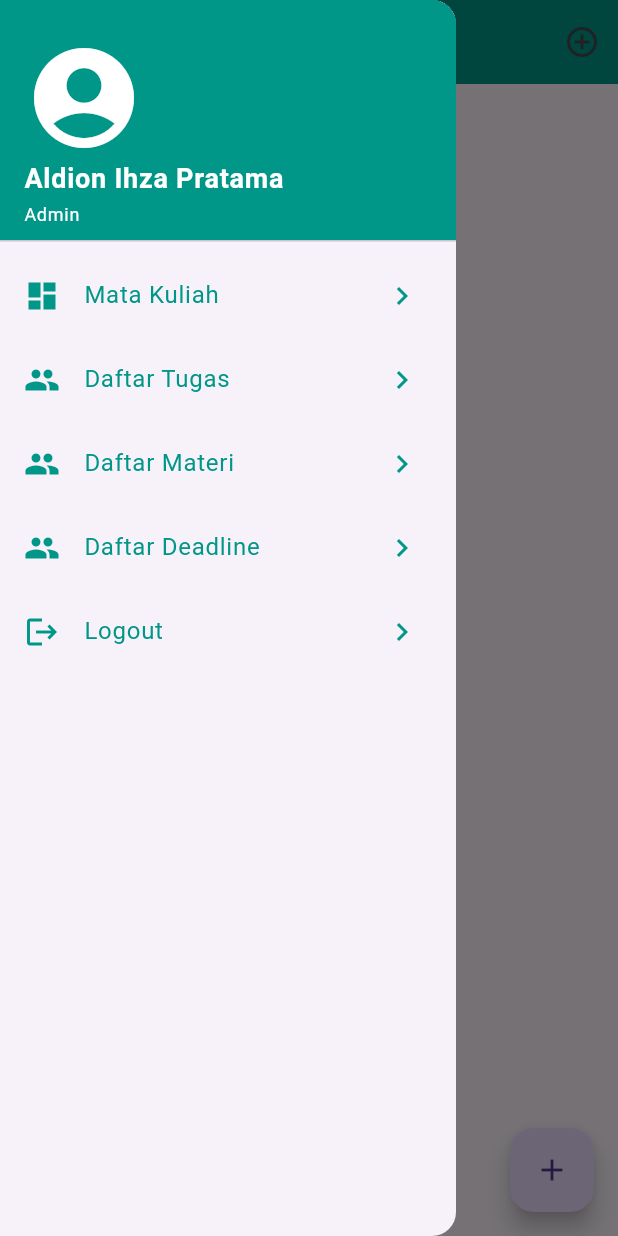
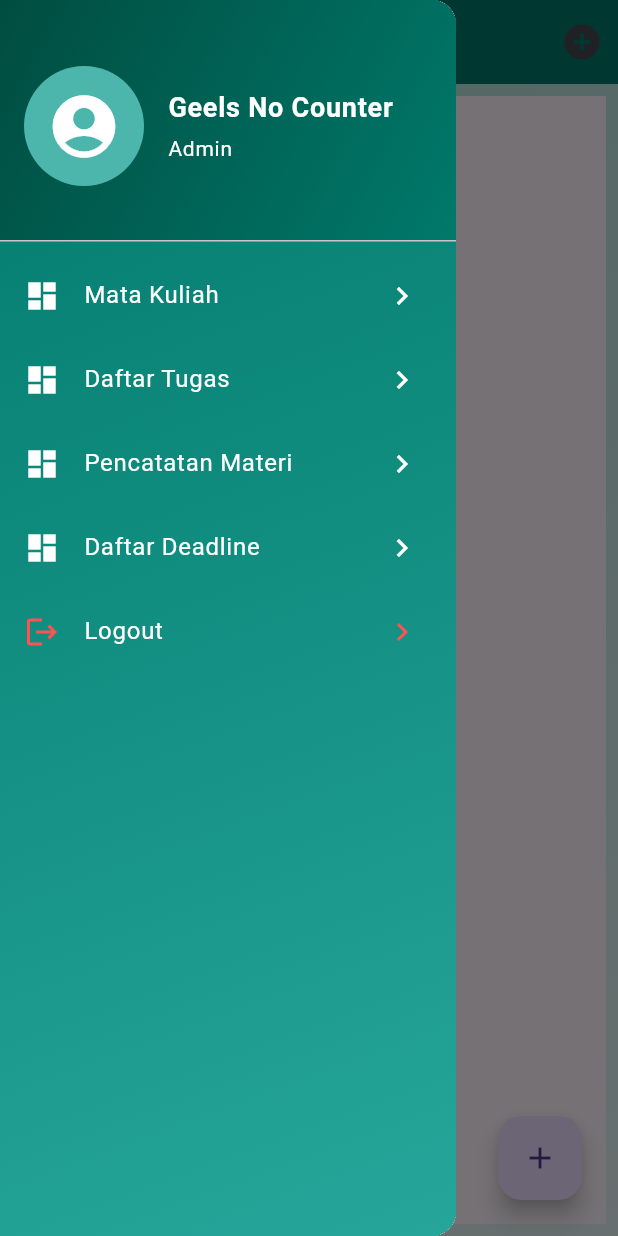
Before and after one commit to lioneladitya/aplikasi-jadwal-kuliah, a Flutter app: the DashboardAdmin screen opened directly, with the side drawer open, on a phone screen of 412 x 824 dp. Run offline on Flutter 3.47's test engine with Material 3 defaults, Android fonts, the phone set to English and light mode, and no system bars; our stand-ins replace cloud_firestore, firebase_auth, firebase_core, get; accounts and stored records are empty; network calls fail.

```diff
--- a/lib/app/modules/home/views/home_view.dart
+++ b/lib/app/modules/home/views/home_view.dart
@@ -8,9 +8,7 @@ import 'package:myapp/app/modules/mahasiswa/views/mahasiswa_view.dart';
 
 import '../controllers/home_controller.dart';
 
-class HomeView extends GetView<HomeController> {
-  final cAuth = Get.find<AuthController>();
-
+class HomeView extends StatelessWidget {
   @override
   Widget build(BuildContext context) {
     return DashboardAdmin();
@@ -25,140 +23,150 @@ class DashboardAdmin extends StatefulWidget {
 }
 
 class _DashboardAdminState extends State<DashboardAdmin> {
-  final cAuth = Get.find<AuthController>();
-  int _index = 0;
-
-  // Daftar tampilan yang akan ditampilkan berdasarkan tab
-  List<Map> _fragment = [
+  final List<Map> _fragment = [
     {
-      'title': 'MATA KULIAH',
-      'view': (context) => MahasiswaView(type: 'mata_kuliah'), // Tambahkan parameter 'type'
-      'add': () => MahasiswaAddView(type: 'mata_kuliah'), // Tambahkan parameter 'type'
+      'title': 'Mata Kuliah',
+      'view': (context) => MahasiswaView(type: 'mata_kuliah'), // Replace with your MahasiswaView
+      'add': () => MahasiswaAddView(type: 'mata_kuliah'), // Replace with your MahasiswaAddView
     },
     {
       'title': 'Daftar Tugas',
-      'view': (context) => MahasiswaView(type: 'tugas'), // Menampilkan data tugas
-      'add': () => MahasiswaAddView(type: 'tugas'), // Menambahkan data tugas
+      'view': (context) => MahasiswaView(type: 'tugas'), // Replace with your MahasiswaView
+      'add': () => MahasiswaAddView(type: 'tugas'), // Replace with your MahasiswaAddView
     },
     {
       'title': 'Pencatatan Materi',
-      'view': (context) => MahasiswaView(type: 'materi'), // Menampilkan data materi
-      'add': () => MahasiswaAddView(type: 'materi'), // Menambahkan data materi
+      'view': (context) => MahasiswaView(type: 'materi'), // Replace with your MahasiswaView
+      'add': () => MahasiswaAddView(type: 'materi'), // Replace with your MahasiswaAddView
     },
     {
       'title': 'Daftar Deadline',
-      'view': (context) => MahasiswaView(type: 'deadline'), // Menampilkan data deadline
-      'add': () => MahasiswaAddView(type: 'deadline'), // Menambahkan data deadline
+      'view': (context) => MahasiswaView(type: 'deadline'), // Replace with your MahasiswaView
+      'add': () => MahasiswaAddView(type: 'deadline'), // Replace with your MahasiswaAddView
     },
   ];
+
+  int _index = 0;
 
   @override
   Widget build(BuildContext context) {
     return Scaffold(
-      drawer: drawer(),
+      drawer: _buildDrawer(),
       appBar: AppBar(
-        backgroundColor: Colors.teal,
-        titleSpacing: 0,
-        title: Text(_fragment[_index]['title']),
+        elevation: 0,
+        backgroundColor: Colors.teal.shade700,
+        title: Text(
+          _fragment[_index]['title'],
+          style: TextStyle(fontWeight: FontWeight.w600),
+        ),
         actions: [
           IconButton(
-            onPressed: () => Get.to(_fragment[_index]['add']),
-            icon: Icon(Icons.add_circle_outline),
+            tooltip: "Add New",
+            onPressed: () => Get.to(_fragment[_index]['add']()),
+            icon: Icon(Icons.add_circle, size: 28),
           ),
         ],
       ),
-      body: _fragment[_index]['view'](context), // Menyesuaikan dengan fungsi
+      body: Container(
+        decoration: BoxDecoration(
+          gradient: LinearGradient(
+            colors: [Colors.teal.shade100, Colors.teal.shade50],
+            begin: Alignment.topLeft,
+            end: Alignment.bottomRight,
+          ),
+        ),
+        child: Padding(
+          padding: const EdgeInsets.all(8.0),
+          child: _fragment[_index]['view'](context),
+        ),
+      ),
     );
   }
 
-  Widget drawer() {
+  Widget _buildDrawer() {
     return Drawer(
+      child: Container(
+        decoration: BoxDecoration(
+          gradient: LinearGradient(
+            colors: [Colors.teal.shade700, Colors.teal.shade400],
+            begin: Alignment.topLeft,
+            end: Alignment.bottomRight,
+          ),
+        ),
         child: ListView(
           children: [
             DrawerHeader(
               decoration: BoxDecoration(
-              color: Colors.teal,
+                gradient: LinearGradient(
+                  colors: [Colors.teal.shade900, Colors.teal.shade700],
+                  begin: Alignment.topLeft,
+                  end: Alignment.bottomRight,
                 ),
-            child: Column(
-              mainAxisAlignment: MainAxisAlignment.end,
+              ),
+              child: Row(
+                crossAxisAlignment: CrossAxisAlignment.center,
+                children: [
+                  CircleAvatar(
+                    radius: 40,
+                    backgroundColor: Colors.teal.shade300,
+                    child: Icon(
+                      Icons.account_circle,
+                      size: 50,
+                      color: Colors.white,
+                    ),
+                  ),
+                  SizedBox(width: 16),
+                  Column(
+                    mainAxisAlignment: MainAxisAlignment.center,
                     crossAxisAlignment: CrossAxisAlignment.start,
                     children: [
-                Icon(
-                  Icons.account_circle,
-                  size: 80,
-                  color: Colors.white,
-                ),
                       Text(
-                  "Aldion Ihza Pratama",
+                        "Geels No Counter",
                         style: TextStyle(
                           fontSize: 18,
                           fontWeight: FontWeight.bold,
-                      color: Colors.white),
+                          color: Colors.white,
                         ),
-                SizedBox(height: 2),
+                      ),
+                      SizedBox(height: 4),
                       Text(
                         'Admin',
-                  style: TextStyle(fontSize: 12, color: Colors.white),
+                        style: TextStyle(fontSize: 14, color: Colors.white),
+                      ),
+                    ],
                   ),
                 ],
               ),
             ),
-          ListTile(
+            ...List.generate(
+              _fragment.length,
+              (i) => ListTile(
                 onTap: () {
-              setState(() => _index = 0);
+                  setState(() => _index = i);
                   Get.back();
                 },
-            leading: Icon(Icons.dashboard),
-            title: Text('Mata Kuliah'),
-            trailing: Icon(Icons.navigate_next),
-            iconColor: Colors.teal,
-            textColor: Colors.teal,
+                leading: Icon(Icons.dashboard, color: Colors.white),
+                title: Text(
+                  _fragment[i]['title'],
+                  style: TextStyle(color: Colors.white),
                 ),
-          ListTile(
-            onTap: () {
-              setState(() => _index = 1);
-              Get.back();
-            },
-            leading: Icon(Icons.people),
-            title: Text('Daftar Tugas'),
-            trailing: Icon(Icons.navigate_next),
-            iconColor: Colors.teal,
-            textColor: Colors.teal,
+                trailing: Icon(Icons.navigate_next, color: Colors.white),
               ),
-          ListTile(
-            onTap: () {
-              setState(() => _index = 2);
-              Get.back();
-            },
-            leading: Icon(Icons.people),
-            title: Text('Daftar Materi'),
-            trailing: Icon(Icons.navigate_next),
-            iconColor: Colors.teal,
-            textColor: Colors.teal,
-          ),
-          ListTile(
-            onTap: () {
-              setState(() => _index = 3);
-              Get.back();
-            },
-            leading: Icon(Icons.people),
-            title: Text('Daftar Deadline'),
-            trailing: Icon(Icons.navigate_next),
-            iconColor: Colors.teal,
-            textColor: Colors.teal,
             ),
             ListTile(
               onTap: () {
                 Get.back();
-              cAuth.logout();
+                // Add logout logic here
               },
-            leading: Icon(Icons.logout),
-            title: Text('Logout'),
-            trailing: Icon(Icons.navigate_next),
-            iconColor: Colors.teal,
-            textColor: Colors.teal,
+              leading: Icon(Icons.logout, color: Colors.redAccent),
+              title: Text(
+                'Logout',
+                style: TextStyle(color: Colors.white),
+              ),
+              trailing: Icon(Icons.navigate_next, color: Colors.redAccent),
             ),
           ],
+        ),
       ),
     );
   }
```
Lines whose indentation alone changed are shown as unchanged.
